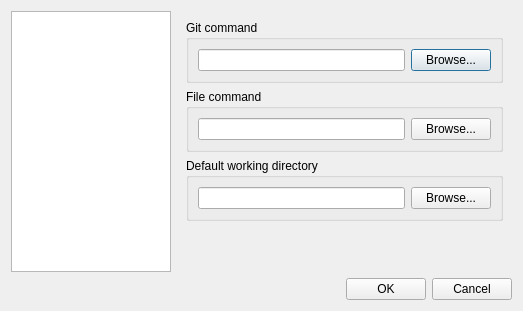
soramimi/Guitar, file src/SettingsDialog.ui: the form before one commit.
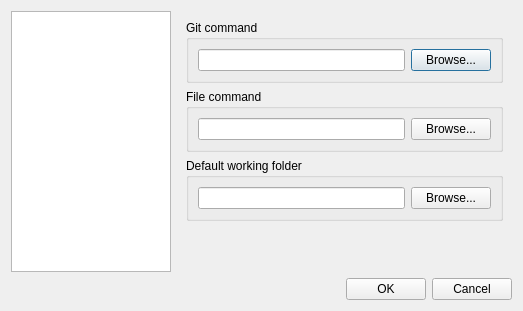
The form after the commit.

Commit message: 設定ダイアログの default working folder のブラウズボタンが機能していなかったので実装

```diff
--- a/src/SettingsDialog.ui
+++ b/src/SettingsDialog.ui
@@ -88,7 +88,7 @@
          <item>
           <widget class="QGroupBox" name="groupBox">
            <property name="title">
-            <string>Default working directory</string>
+            <string>Default working folder</string>
            </property>
            <layout class="QHBoxLayout" name="horizontalLayout_3">
             <item>
```
Left out of the diff: 2 changed lines with no effect on the pictures. The commit also changes 2 other files.
